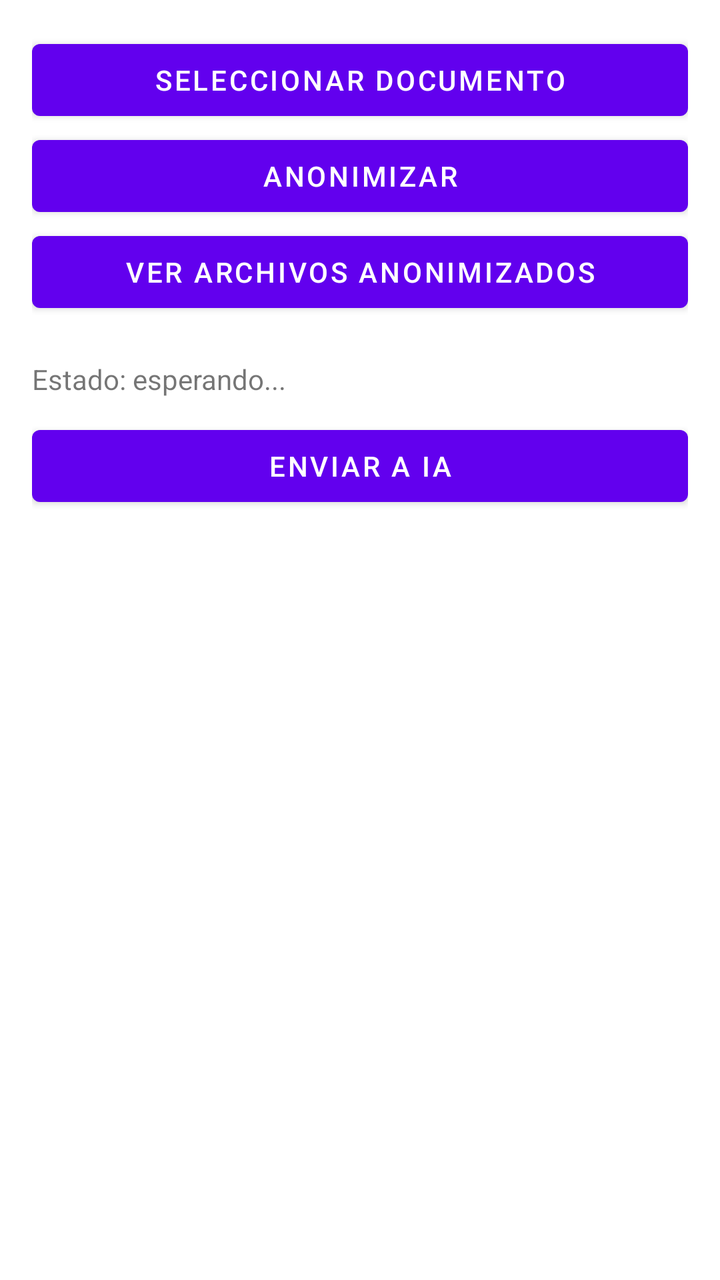
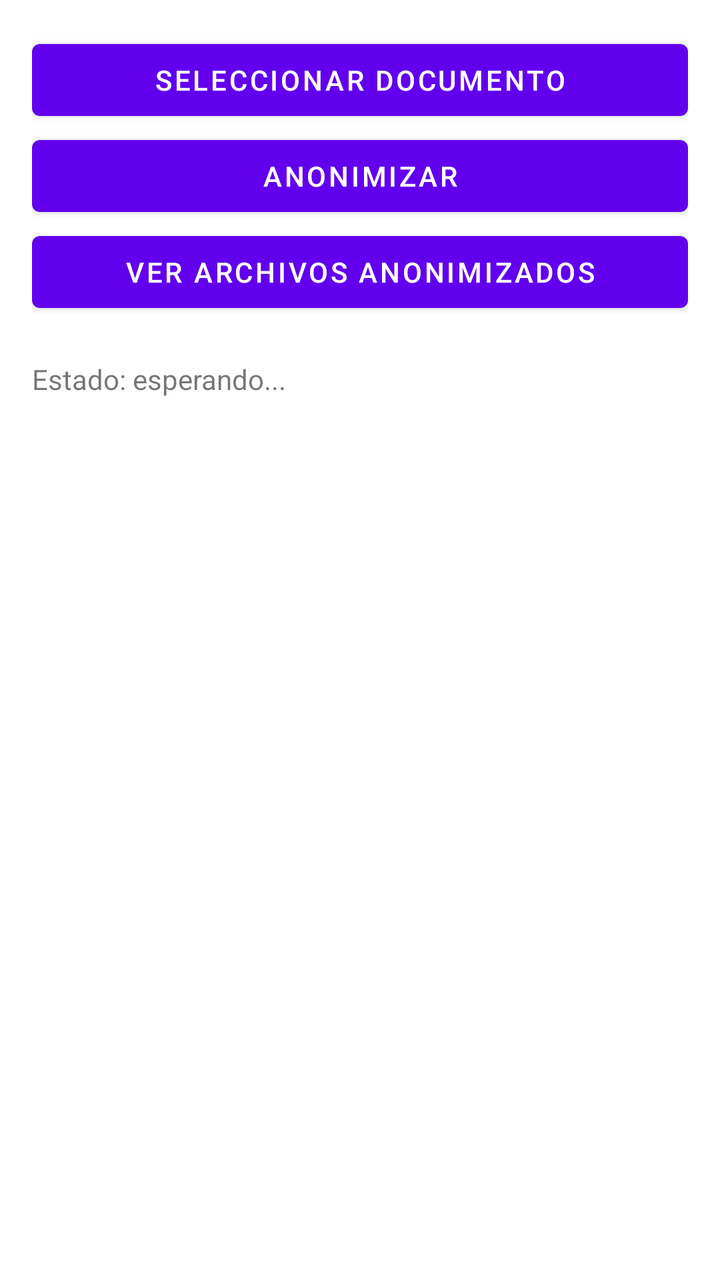

An Android layout rendered at two revisions. The XML below is the earlier revision; the diff shows what the commit changed to produce the second picture.
<!-- AndroidManifest.xml: fallback theme Theme.MaterialComponents.DayNight.NoActionBar -->
<!-- res/layout/activity_main.xml -->
<?xml version="1.0" encoding="utf-8"?>
<LinearLayout xmlns:android="http://schemas.android.com/apk/res/android"
    xmlns:app="http://schemas.android.com/apk/res-auto"
    android:layout_width="match_parent"
    android:layout_height="match_parent"
    android:orientation="vertical"
    android:padding="16dp">

    <Button
        android:id="@+id/btnSelect"
        android:layout_width="match_parent"
        android:layout_height="wrap_content"
        android:text="Seleccionar documento" />

    <Button
        android:id="@+id/btnAnon"
        android:layout_width="match_parent"
        android:layout_height="wrap_content"
        android:text="Anonimizar" />

    <Button
        android:id="@+id/btnViewFiles"
        android:layout_width="match_parent"
        android:layout_height="wrap_content"
        android:text="Ver archivos anonimizados" />

    <TextView
        android:id="@+id/txtStatus"
        android:layout_width="match_parent"
        android:layout_height="wrap_content"
        android:text="Estado: esperando..."
        android:paddingTop="20dp" />

    <Button
        android:id="@+id/btnIA"
        android:layout_width="match_parent"
        android:layout_height="wrap_content"
        android:text="Enviar a IA"
        android:layout_marginTop="10dp" />

</LinearLayout>
<!-- resources referenced by this layout -->
<resources>

</resources>

<!-- the commit's change to res/layout/activity_main.xml (unified diff, before → after) -->
@@ -1,6 +1,5 @@
 <?xml version="1.0" encoding="utf-8"?>
 <LinearLayout xmlns:android="http://schemas.android.com/apk/res/android"
-    xmlns:app="http://schemas.android.com/apk/res-auto"
     android:layout_width="match_parent"
     android:layout_height="match_parent"
     android:orientation="vertical"
@@ -31,11 +30,4 @@
         android:text="Estado: esperando..."
         android:paddingTop="20dp" />
 
-    <Button
-        android:id="@+id/btnIA"
-        android:layout_width="match_parent"
-        android:layout_height="wrap_content"
-        android:text="Enviar a IA"
-        android:layout_marginTop="10dp" />
-
 </LinearLayout>
